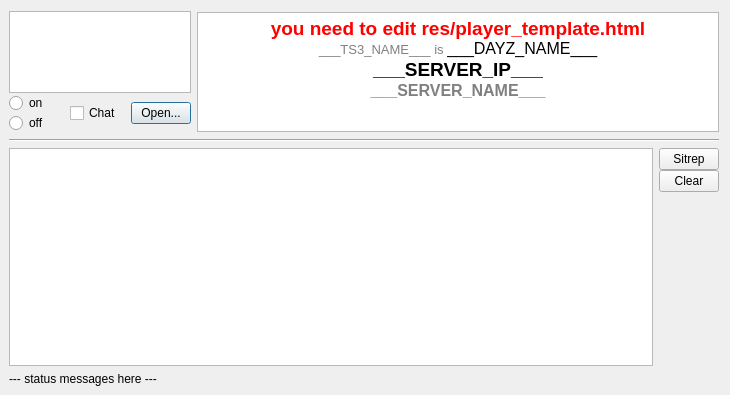
Old version of the form plugin/DayzServerIp.ui in the repository dehesselle/dayzsrvip.
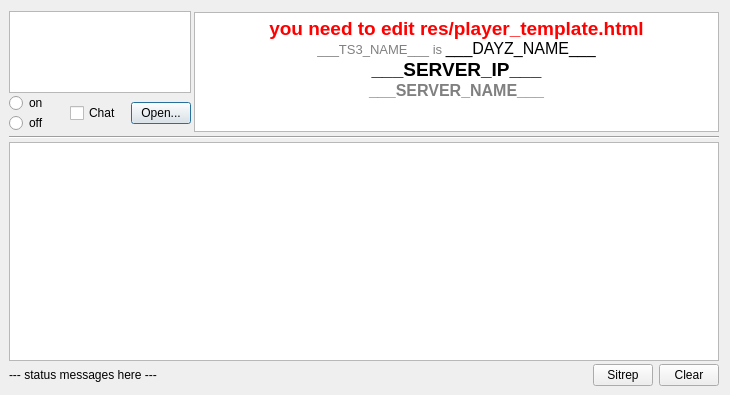
New version of the form. Icons and pictures are not drawn.

What changed in the file:
```diff
--- a/plugin/DayzServerIp.ui
+++ b/plugin/DayzServerIp.ui
@@ -21,7 +21,7 @@
   </property>
   <layout class="QVBoxLayout" name="verticalLayout" stretch="0,0,2,0">
    <property name="spacing">
-    <number>6</number>
+    <number>3</number>
    </property>
    <property name="leftMargin">
     <number>9</number>
@@ -32,7 +32,7 @@
    <item>
     <layout class="QHBoxLayout" name="hlUpper" stretch="0,0">
      <property name="spacing">
-      <number>6</number>
+      <number>3</number>
      </property>
      <item>
       <layout class="QVBoxLayout" name="verticalLayout_2" stretch="1,0">
@@ -105,6 +105,10 @@
            <property name="text">
             <string>Open...</string>
            </property>
+           <property name="icon">
+            <iconset resource="dayzsrvip.qrc">
+             <normaloff>:/iconFile</normaloff>:/iconFile</iconset>
+           </property>
           </widget>
          </item>
         </layout>
@@ -165,11 +169,30 @@
        </property>
       </widget>
      </item>
+    </layout>
+   </item>
      <item>
-      <layout class="QVBoxLayout" name="verticalLayout_5">
-       <property name="spacing">
-        <number>0</number>
+    <layout class="QHBoxLayout" name="horizontalLayout_2">
+     <item>
+      <widget class="QLabel" name="lMessage">
+       <property name="text">
+        <string>--- status messages here ---</string>
        </property>
+      </widget>
+     </item>
+     <item>
+      <spacer name="horizontalSpacer">
+       <property name="orientation">
+        <enum>Qt::Horizontal</enum>
+       </property>
+       <property name="sizeHint" stdset="0">
+        <size>
+         <width>40</width>
+         <height>20</height>
+        </size>
+       </property>
+      </spacer>
+     </item>
        <item>
         <widget class="QPushButton" name="pbSitrepRequest">
          <property name="maximumSize">
@@ -181,6 +204,10 @@
          <property name="text">
           <string>Sitrep</string>
          </property>
+       <property name="icon">
+        <iconset resource="dayzsrvip.qrc">
+         <normaloff>:/iconReload</normaloff>:/iconReload</iconset>
+       </property>
         </widget>
        </item>
        <item>
@@ -194,31 +221,9 @@
          <property name="text">
           <string>Clear</string>
          </property>
-        </widget>
-       </item>
-       <item>
-        <spacer name="verticalSpacer">
-         <property name="orientation">
-          <enum>Qt::Vertical</enum>
-         </property>
-         <property name="sizeHint" stdset="0">
-          <size>
-           <width>20</width>
-           <height>40</height>
-          </size>
-         </property>
-        </spacer>
-       </item>
-      </layout>
-     </item>
-    </layout>
-   </item>
-   <item>
-    <layout class="QHBoxLayout" name="horizontalLayout_2">
-     <item>
-      <widget class="QLabel" name="lMessage">
-       <property name="text">
-        <string>--- status messages here ---</string>
+       <property name="icon">
+        <iconset resource="dayzsrvip.qrc">
+         <normaloff>:/iconClear</normaloff>:/iconClear</iconset>
        </property>
       </widget>
      </item>
```
Left out of the diff: 4 changed lines with no effect on the pictures. Lines whose indentation alone changed are shown as unchanged.
